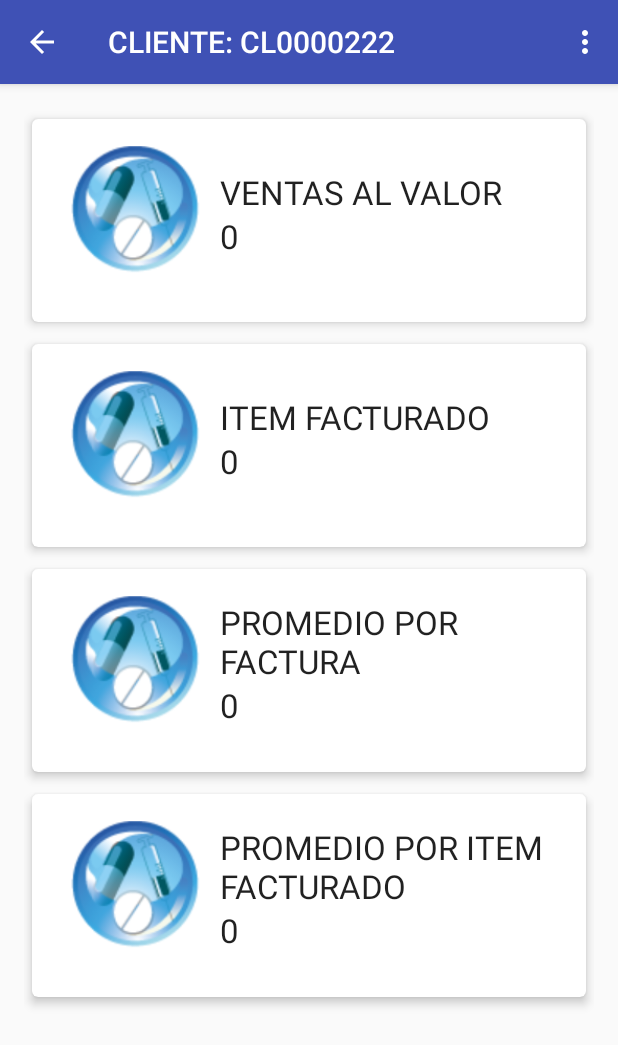
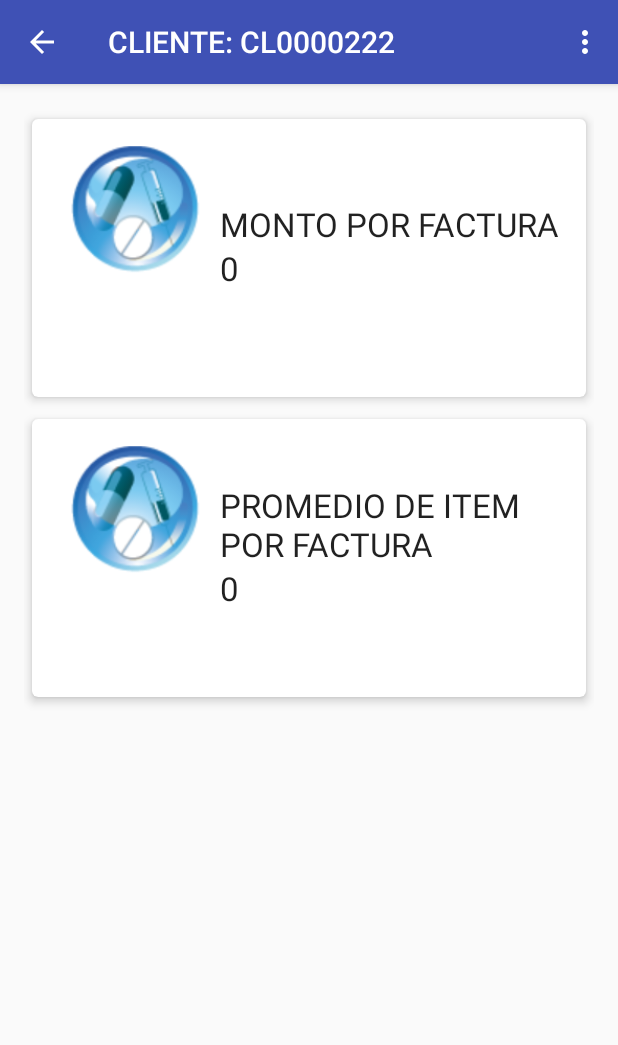
Before and after one commit to endscom/CARONTE, an Android app: the TableroClienteActivity screen opened directly, with no data from a screen before it, on a phone screen of 412 x 824 dp. Shown: the top 1045 px of the screen. Run offline under Robolectric (Android 15) with nearby library versions, the phone set to English and light mode, and no system bars; libraries missing offline, so code that uses them is left out: com.loopj.android, cz.msebera.android; 2 statements that could not run were skipped.

Commit message:
	Crear Vista Softland.[dbo].KPI_MASTER_VTAS_3 T0 en la base de datos Softland 	Crear la Vista app_ventas_master_vtas_3 en la base de datos PRODUCCION 	Mostrar datos de indicador por cliente: Ventas y #  de Artículos Vendidos, se ajusto el activity y se creó el adaptador necesario.

```diff
--- a/app/src/main/java/com/guma/desarrollo/caronte/Activitys/TableroActivity.java
+++ b/app/src/main/java/com/guma/desarrollo/caronte/Activitys/TableroActivity.java
@@ -63,6 +63,7 @@ public class TableroActivity extends AppCompatActivity
 
         CargarClientes(preferences.getString("User",""),preferences.getString("Rol",""),TableroActivity.this);
         CargarFacturas(preferences.getString("User",""),preferences.getString("Rol",""),TableroActivity.this);
+        CargarPorRecuperar(preferences.getString("User",""),preferences.getString("Rol",""),TableroActivity.this);
 
         List items = new ArrayList();
 
@@ -137,6 +138,17 @@ public class TableroActivity extends AppCompatActivity
         }
     }
 
+    void CargarPorRecuperar(String Vendedor, String Perfil, final Context cnxt)
+    {
+        if (ManagerURI.isOnlinea(TableroActivity.this))
+        {
+            ClientesRepository.getAsyncHttpPorRecuperar(Vendedor,Perfil,cnxt);
+        }
+        else
+        {
+            Toast.makeText(TableroActivity.this, "Sin permiso de internet", Toast.LENGTH_SHORT).show();
+        }
+    }
     @Override
     public void onBackPressed() {
         DrawerLayout drawer = (DrawerLayout) findViewById(R.id.drawer_layout);
--- a/app/src/main/java/com/guma/desarrollo/caronte/Activitys/TableroClienteActivity.java
+++ b/app/src/main/java/com/guma/desarrollo/caronte/Activitys/TableroClienteActivity.java
@@ -9,10 +9,12 @@ import android.view.MenuItem;
 import android.widget.ListView;
 
 import com.guma.desarrollo.caronte.Adapters.ClientesAdapter;
+import com.guma.desarrollo.caronte.Adapters.Indicadores3Adapter;
 import com.guma.desarrollo.caronte.Adapters.IndicadoresAdapter;
 import com.guma.desarrollo.caronte.AsyncHttpManager.ClientesRepository;
 import com.guma.desarrollo.core.Indicadores;
 import com.guma.desarrollo.caronte.R;
+import com.guma.desarrollo.core.Indicadores3;
 
 import java.util.ArrayList;
 import java.util.List;
@@ -33,18 +35,15 @@ public class TableroClienteActivity extends AppCompatActivity {
 
         setTitle("CLIENTE: " + "CL0000222");
 
-
         recycler = (RecyclerView) findViewById(R.id.rv_detalle_cliente);
         mClienteList = (ListView) findViewById(R.id.list_producto_facturado);
         recycler.setHasFixedSize(true);
         lManager = new LinearLayoutManager(this);
         recycler.setLayoutManager(lManager);
         infoCliente();
-
-
     }
     public boolean onOptionsItemSelected(MenuItem item) {
-        switch (item.getItemId()) {
+       switch (item.getItemId()) {
             case android.R.id.home:
                 finish();
                 return true;
@@ -63,7 +62,9 @@ public class TableroClienteActivity extends AppCompatActivity {
             infoCliente();
         }
         return super.onOptionsItemSelected(item);
+
     }
+
     public boolean onCreateOptionsMenu(Menu menu) {
         getMenuInflater().inflate(R.menu.menu_detalle_tablero, menu);
         return true;
@@ -74,14 +75,27 @@ public class TableroClienteActivity extends AppCompatActivity {
         mClienteList.setAdapter(mClientesAdapter);
     }
     private void infoCliente(){
+        String cursor[] = ClientesRepository.getPromedios3(TableroClienteActivity.this, "00003");
         List items = new ArrayList();
-        items.add(new Indicadores(R.drawable.logo, "VENTAS AL VALOR", "0"));
-        items.add(new Indicadores(R.drawable.logo, "ITEM FACTURADO", "0"));
-        items.add(new Indicadores(R.drawable.logo, "PROMEDIO POR FACTURA", "0"));
-        items.add(new Indicadores(R.drawable.logo, "PROMEDIO POR ITEM FACTURADO", "0"));
-        adapter = new IndicadoresAdapter(items);
+        if(cursor.length > 0)
+        {
+            items.add(new Indicadores3(R.drawable.logo, "VENTA EN VALORES", "Promedio: ".concat(cursor[3]), "Meta: 0", "Actual: 0", "Pendiente: 0"));
+            items.add(new Indicadores3(R.drawable.logo, "PROMEDIO DE ITEMS FACTURADOS", "Promedio: ".concat(cursor[2]), "Meta: 0", "Actual: 0", "Pendiente: 0"));
+
+            //items.add(new Indicadores(R.drawable.logo, "PROMEDIO POR ITEM", cursor[0]));
+            //items.add(new Indicadores(R.drawable.logo, "PROMEDIO POR FACTURA", cursor[1]));
+        }
+
+        items.add(new Indicadores3(R.drawable.logo, "", "MONTO POR FACTURA", "0", "", ""));
+        items.add(new Indicadores3(R.drawable.logo, "", "PROMEDIO DE ITEM POR FACTURA", "0", "", ""));
+        /*items.add(new Indicadores(R.drawable.logo, "promedio", "0"));
+        items.add(new Indicadores(R.drawable.logo, "# DE ITEMS FACTURADO", "0"));
+        items.add(new Indicadores(R.drawable.logo, "MONTO POR FACTURA", "0"));
+        items.add(new Indicadores(R.drawable.logo, "PROMEDIO DE ITEM POR FACTURA", "0"));*/
+        adapter = new Indicadores3Adapter(items);
         recycler.setAdapter(adapter);
     }
+
     private void recuperacion(){
         List items = new ArrayList();
         items.add(new Indicadores(R.drawable.logo, "META", "0"));
@@ -96,4 +110,5 @@ public class TableroClienteActivity extends AppCompatActivity {
         adapter = new IndicadoresAdapter(items);
         recycler.setAdapter(adapter);
     }
+
 }
--- /dev/null
+++ b/app/src/main/java/com/guma/desarrollo/caronte/Adapters/Indicadores3Adapter.java
@@ -0,0 +1,116 @@
+package com.guma.desarrollo.caronte.Adapters;
+
+import android.content.Context;
+import android.content.Intent;
+import android.support.v7.widget.RecyclerView;
+import android.view.LayoutInflater;
+import android.view.View;
+import android.view.ViewGroup;
+import android.widget.ImageView;
+import android.widget.TextView;
+import android.widget.Toast;
+
+import com.guma.desarrollo.caronte.Activitys.DetalleTableroActivity;
+import com.guma.desarrollo.caronte.Activitys.NumArticulosPorCliente;
+import com.guma.desarrollo.caronte.Activitys.VentasPorArticuloActivity;
+import com.guma.desarrollo.caronte.Activitys.VentasPorClienteActivity;
+import com.guma.desarrollo.core.Indicadores;
+import com.guma.desarrollo.caronte.R;
+import com.guma.desarrollo.core.Indicadores3;
+
+import java.util.List;
+
+/**
+ * Created by luis.perez on 20/01/2017.
+ */
+
+public class Indicadores3Adapter extends RecyclerView.Adapter<Indicadores3Adapter.Indicador3ViewHolder>
+{
+    private List<Indicadores3> items;
+
+    public Indicadores3Adapter(List<Indicadores3> items)
+    {
+        this.items = items;
+    }
+    @Override
+    public Indicador3ViewHolder onCreateViewHolder(ViewGroup parent, int viewType) {
+        View v = LayoutInflater.from(parent.getContext())
+                .inflate(R.layout.card_tablero_3, parent, false);
+        return new Indicador3ViewHolder(v);
+    }
+
+    @Override
+    public void onBindViewHolder(Indicador3ViewHolder viewHolder, int i) {
+        viewHolder.Imagen.setImageResource(items.get(i).getImagen());
+        viewHolder.Nombre.setText(items.get(i).getNombre());
+        viewHolder.Promedio.setText(items.get(i).getPromedio());
+        viewHolder.Meta.setText(String.valueOf(items.get(i).getMeta()));
+        viewHolder.Actual.setText(String.valueOf(items.get(i).getActual()));
+        viewHolder.Pendiente.setText(String.valueOf(items.get(i).getPendiente()));
+
+        viewHolder.Imagen.setOnClickListener(new View.OnClickListener() {
+            @Override
+            public void onClick(View v) {
+                //PROMEDIO POR FACTURA
+                /*if ((items.get(i).getNombre()!="PROMEDIO POR ITEM") && (items.get(i).getNombre()!="PROMEDIO POR FACTURA") ){
+                    Intent ints = new Intent(v.getContext(),DetalleTableroActivity.class);
+                    ints.putExtra("TITULO",items.get(i).getNombre());
+                    v.getContext().startActivity(ints);
+
+                }
+*/
+                /*
+                //NUMERO DE ARTICULOS POR CLIENTE
+                if (items.get(i).getNombre()=="# ITEMS POR CLIENTE")
+                {
+                    Intent x = new Intent(v.getContext(), NumArticulosPorCliente.class);
+                    //x.putExtra("TITULO",items.get(i).getNombre());
+                    v.getContext().startActivity(x);
+                }
+
+                //VENTAS POR ARTICULO
+                if (items.get(i).getNombre()=="VENTAS POR ARTICULO")
+                {
+                    Intent x = new Intent(v.getContext(), VentasPorArticuloActivity.class);
+                    x.putExtra("TITULO",items.get(i).getNombre());
+                    v.getContext().startActivity(x);
+                }
+
+                if (items.get(i).getNombre()=="VENTAS POR CLIENTE")
+                {
+                    Intent x = new Intent(v.getContext(), VentasPorClienteActivity.class);
+                    x.putExtra("TITULO",items.get(i).getNombre());
+                    v.getContext().startActivity(x);
+                }
+                */
+            }
+        });
+
+    }
+
+    @Override
+    public int getItemCount()
+    {
+        return this.items.size();
+    }
+    public class Indicador3ViewHolder extends  RecyclerView.ViewHolder
+    {
+        public ImageView Imagen;
+        private TextView Nombre;
+        private TextView Promedio;
+        private TextView Meta;
+        private TextView Actual;
+        private TextView Pendiente;
+        public Indicador3ViewHolder(View v){
+            super(v);
+            Imagen = (ImageView) v.findViewById(R.id.Imagen3);
+            Nombre = (TextView) v.findViewById(R.id.Nombre3);
+            Promedio = (TextView) v.findViewById(R.id.Promedio);
+            Meta = (TextView) v.findViewById(R.id.Meta);
+            Actual = (TextView) v.findViewById(R.id.Actual);
+            Pendiente = (TextView) v.findViewById(R.id.Pendiente);
+        }
+
+    }
+
+}
--- a/app/src/main/java/com/guma/desarrollo/caronte/AsyncHttpManager/ClientesRepository.java
+++ b/app/src/main/java/com/guma/desarrollo/caronte/AsyncHttpManager/ClientesRepository.java
@@ -50,26 +50,56 @@ public class ClientesRepository {
     public List<Cliente> getClientes() {
         return new ArrayList<>(clents.values());
     }
+    public static void getAsyncHttpPorRecuperar(String Vendedor, String Permiso, final Context cxnt)
+    {
+        AsyncHttpClient getFacturas = new AsyncHttpClient();
+        RequestParams parametros = new RequestParams();
+        parametros.put("V",Vendedor);
+        parametros.put("P",Permiso);
+        getFacturas.get(ManagerURI.getURL_PORRECUPERAR(), parametros, new AsyncHttpResponseHandler() {
+            public ProgressDialog pdialog;
+            @Override
+            public void onStart() {
+                pdialog = ProgressDialog.show(cxnt, "","Procesando. Porfavor Espere...", true);
+            }
+            @Override
+            public void onSuccess(int statusCode, Header[] headers, byte[] responseBody) {
+                JSONArray jsonArray = null;
+                try {
+                    jsonArray = new JSONArray(new String(responseBody));
+                    JSONObject joFacturas = (JSONObject) jsonArray.getJSONObject(0).get("PorRecuperar");
+
+                    SQLiteHelper.ExecuteSQL(ManagerURI.getDIR_DB(),cxnt,"DELETE FROM CC_CLIENTES");
+                    for (int i=0;i<joFacturas.length();i++)
+                    {
+                        SQLiteHelper.ExecuteSQL(ManagerURI.getDIR_DB(), cxnt,joFacturas.getString("PorRecuperar"+i));
+                    }
+                } catch (JSONException e) {
+                    e.printStackTrace();
+                }
+                pdialog.dismiss();
+            }
+            @Override
+            public void onFailure(int statusCode, Header[] headers, byte[] responseBody, Throwable error) {
+            }
+        });
+    }
     public static void getAsyncHttpFacturas(String vendedor, String Permiso, final Context cxnt)
     {
         AsyncHttpClient getFacturas = new AsyncHttpClient();
         RequestParams parametros = new RequestParams();
         parametros.put("V",vendedor);
         parametros.put("P",Permiso);
-
         getFacturas.get(ManagerURI.getURL_FACTURAS(), parametros, new AsyncHttpResponseHandler() {
             public ProgressDialog pdialog;
-
             @Override
             public void onStart() {
                 pdialog = ProgressDialog.show(cxnt, "","Procesando. Porfavor Espere...", true);
             }
-
             @Override
             public void onSuccess(int statusCode, Header[] headers, byte[] responseBody) {
                 JSONArray jsonArray = null;
                 try {
-
                     jsonArray = new JSONArray(new String(responseBody));
                     JSONObject joFacturas = (JSONObject) jsonArray.getJSONObject(0).get("FACTURAS");
 
@@ -78,14 +108,6 @@ public class ClientesRepository {
                     {
                         SQLiteHelper.ExecuteSQL(ManagerURI.getDIR_DB(), cxnt,joFacturas.getString("FACTURA"+i));
                     }
-
-
-                    /*INICIO CargarPromedios*/
-                    //SQLiteHelper.ExecuteSQL(ManagerURI.getDIR_DB(),cxnt,"DELETE FROM PROMEDIOS");
-                    //String x = jsonArray.getJSONObject(0).getString("PROMEDIOS");
-                    //SQLiteHelper.ExecuteSQL(ManagerURI.getDIR_DB(), cxnt,x);
-                    /*Fin CargarPromedios*/
-
                 } catch (JSONException e) {
                     e.printStackTrace();
                 }
@@ -124,6 +146,12 @@ public class ClientesRepository {
                     String x = jsonArray.getJSONObject(0).getString("PROMEDIOS");
                     SQLiteHelper.ExecuteSQL(ManagerURI.getDIR_DB(), cxnt,x);
                     /*Fin CargarPromedios*/
+
+                    /*INICIO CargarPromedios3*/
+                    SQLiteHelper.ExecuteSQL(ManagerURI.getDIR_DB(),cxnt,"DELETE FROM PROMEDIOS3");
+                    String x3 = jsonArray.getJSONObject(0).getString("PROMEDIOS3");
+                    SQLiteHelper.ExecuteSQL(ManagerURI.getDIR_DB(), cxnt,x3);
+                    /*Fin CargarPromedios3*/
 
                 } catch (JSONException e) {
                     e.printStackTrace();
@@ -171,6 +199,37 @@ public class ClientesRepository {
             if(myDbHelper != null) { myDbHelper.close(); }
         }
         return rVentaTotal;
+    }
+
+    public static String[] getPromedios3(Context ctx, String Cliente){
+        SQLiteDatabase myDataBase = null;
+        SQLiteHelper myDbHelper = null;
+        String[] rPromedios3 = new String[4];
+        try
+        {
+            myDbHelper = new SQLiteHelper(ManagerURI.getDIR_DB(), ctx);
+            myDataBase = myDbHelper.getReadableDatabase();
+            Cursor cursor = myDataBase.rawQuery("SELECT p3.NOMBRE, p3.CLIENTE, ROUND(p3.PRM_ART_3, 2) PRM_ART_3, ROUND(p3.PRM_VTA_3,2) PRM_VTA_3 FROM PROMEDIOS3 p3 WHERE CLIENTE='"+Cliente+"';", null);
+            if(cursor.getCount() > 0)
+            {
+                cursor.moveToFirst();
+                while(!cursor.isAfterLast())
+                {
+                    rPromedios3[0] = (String) cursor.getString(cursor.getColumnIndex("NOMBRE"));
+                    rPromedios3[1] = (String) cursor.getString(cursor.getColumnIndex("CLIENTE"));
+                    rPromedios3[2] = (String) cursor.getString(cursor.getColumnIndex("PRM_ART_3"));
+                    rPromedios3[3] = (String) cursor.getString(cursor.getColumnIndex("PRM_VTA_3"));
+                    cursor.moveToNext();
+                }
+            }
+        }
+        catch (Exception e) { e.printStackTrace(); }
+        finally
+        {
+            if(myDataBase != null) { myDataBase.close(); }
+            if(myDbHelper != null) { myDbHelper.close(); }
+        }
+        return rPromedios3;
     }
 
     public  static String[] getPromedios(Context ctx){
--- /dev/null
+++ b/app/src/main/res/layout/card_tablero_3.xml
@@ -0,0 +1,72 @@
+<android.support.v7.widget.CardView xmlns:android="http://schemas.android.com/apk/res/android"
+    xmlns:card_view="http://schemas.android.com/apk/res-auto"
+    android:layout_width="match_parent"
+    android:layout_height="200dp"
+    card_view:cardCornerRadius="4dp"
+    card_view:cardElevation="4dp"
+    card_view:cardUseCompatPadding="true">
+
+    <RelativeLayout
+        android:layout_width="fill_parent"
+        android:layout_height="wrap_content">
+
+        <ImageView
+            android:id="@+id/Imagen3"
+            android:layout_width="90dp"
+            android:layout_height="90dp"
+            android:layout_marginTop="18dp"
+            android:layout_marginLeft="25dp"
+            android:scaleType="centerCrop" />
+
+        <LinearLayout
+            android:orientation="vertical"
+            android:layout_marginLeft="125dp"
+            android:layout_marginTop="13dp"
+            android:gravity="center_vertical"
+            android:layout_width="match_parent"
+            android:layout_height="200dp">
+            <TextView
+                android:layout_width="wrap_content"
+                android:layout_height="wrap_content"
+                android:textAppearance="?android:attr/textAppearanceLarge"
+                android:text="Large Text"
+                android:id="@+id/Nombre3"
+                android:layout_toRightOf="@+id/imagen"
+                android:layout_alignParentTop="true"
+                />
+            <TextView
+                android:layout_width="wrap_content"
+                android:layout_height="wrap_content"
+                android:textAppearance="?android:attr/textAppearanceLarge"
+                android:text="Large Text"
+                android:id="@+id/Promedio"
+                android:layout_toRightOf="@+id/imagen"
+                android:layout_alignParentTop="true"
+                />
+            <TextView
+                android:layout_width="wrap_content"
+                android:layout_height="wrap_content"
+                android:textAppearance="?android:attr/textAppearanceLarge"
+                android:text="Small Text"
+                android:id="@+id/Meta"
+                android:layout_below="@+id/nombre"
+                android:layout_alignLeft="@+id/nombre" />
+            <TextView
+                android:layout_width="wrap_content"
+                android:layout_height="wrap_content"
+                android:textAppearance="?android:attr/textAppearanceLarge"
+                android:text="Small Text"
+                android:id="@+id/Actual"
+                android:layout_below="@+id/nombre"
+                android:layout_alignLeft="@+id/nombre" />
+            <TextView
+                android:layout_width="wrap_content"
+                android:layout_height="wrap_content"
+                android:textAppearance="?android:attr/textAppearanceLarge"
+                android:text="Small Text"
+                android:id="@+id/Pendiente"
+                android:layout_below="@+id/nombre"
+                android:layout_alignLeft="@+id/nombre" />
+        </LinearLayout>
+    </RelativeLayout>
+</android.support.v7.widget.CardView>
--- /dev/null
+++ b/core/src/main/java/com/guma/desarrollo/core/Indicadores3.java
@@ -0,0 +1,48 @@
+package com.guma.desarrollo.core;
+
+/**
+ * Created by luis.perez on 20/01/2017.
+ */
+
+public class Indicadores3 {
+    private int Imagen;
+    private String Nombre;
+    private String Promedio;
+    private String Meta;
+    private String Actual;
+    private String Pendiente;
+
+    public Indicadores3(int imagen, String nombre, String promedio, String meta,String actual, String pendiente)
+    {
+        this.Imagen = imagen;
+
+        this.Promedio = promedio;
+        this.Nombre = nombre;
+        this.Meta = meta;
+        this.Actual = actual;
+        this.Pendiente = pendiente;
+    }
+
+    public int getImagen() {
+        return Imagen;
+    }
+
+    public String getPromedio() {
+        return Promedio;
+    }
+    public String getNombre(){
+        return Nombre;
+    }
+
+    public String getMeta() {
+        return Meta;
+    }
+
+    public String getActual() {
+        return Actual;
+    }
+
+    public String getPendiente() {
+        return Pendiente;
+    }
+}
--- a/core/src/main/java/com/guma/desarrollo/core/ManagerURI.java
+++ b/core/src/main/java/com/guma/desarrollo/core/ManagerURI.java
@@ -18,14 +18,16 @@ public class ManagerURI {
     private static String URL_CLENTES= "http://"+ SERVER + "/rest_app_venta/CLIENTES.php";
     private static String URL_VENDEDOR="http://"+ SERVER + "/rest_app_venta/VENDEDORES.php";
     private static String URL_FACTURAS="http://"+ SERVER + "/rest_app_venta/FACTURAS.php";
+    private static String URL_PORRECUPERAR="http://"+ SERVER + "/rest_app_venta/PorRecuperar.php";
 
     private static String DIR_DB = Environment.getExternalStoragePublicDirectory(Environment.DIRECTORY_DOWNLOADS).getAbsolutePath() + File.separator;
     //private static String DIR_DB = "com.guma.desarrollo.caronte" + File.separator;
 
-
     public static String getURL_CLENTES() { return URL_CLENTES; }
 
     public static String getURL_FACTURAS() { return URL_FACTURAS; }
+
+    public static String getURL_PORRECUPERAR() { return URL_PORRECUPERAR; }
 
     public static String getURL_VENDEDOR() { return  URL_VENDEDOR; }
 
```
Lines whose indentation alone changed are shown as unchanged.
